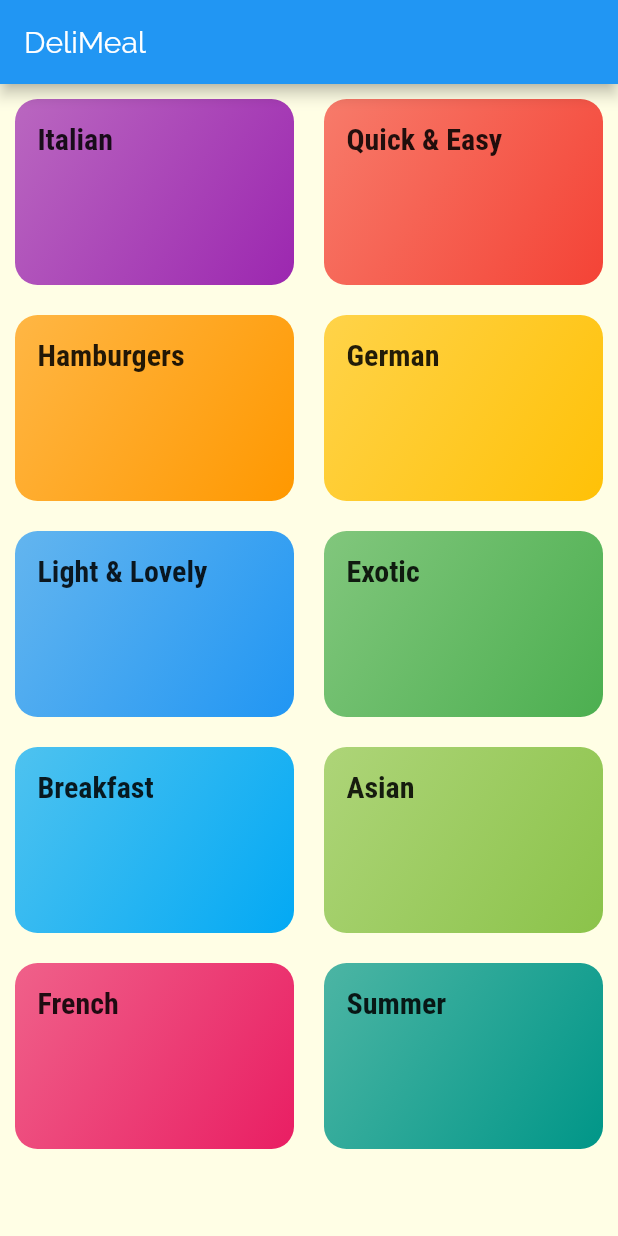
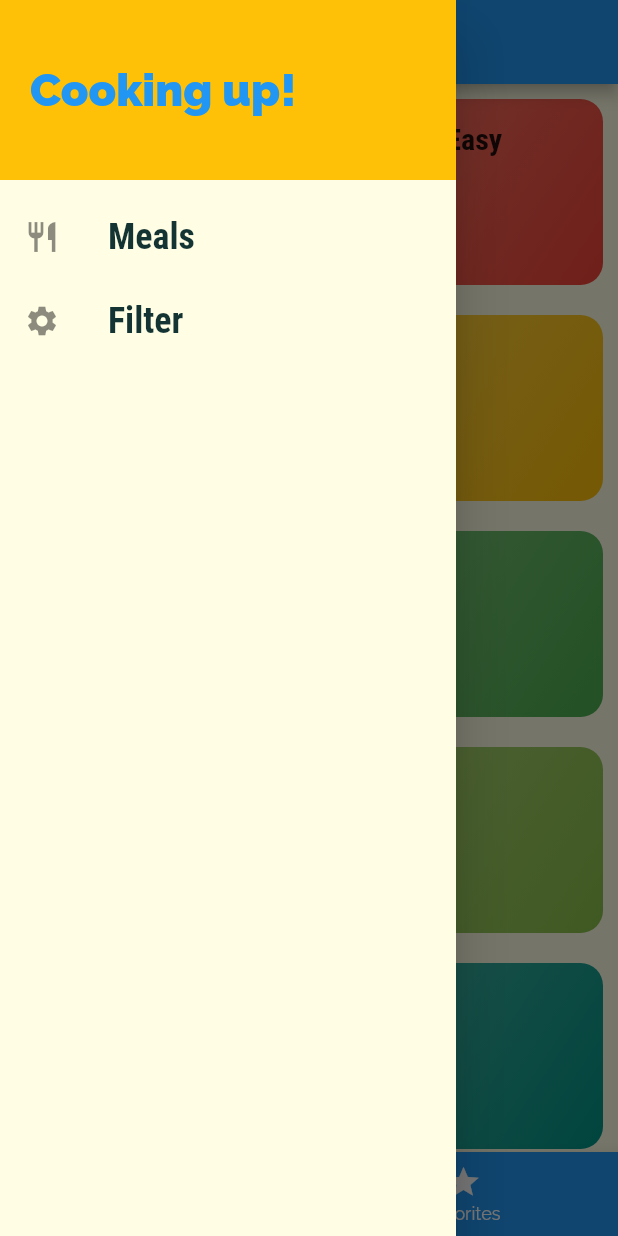
Before and after one commit to mahin1995/meal-app-udemy, a Flutter app: the screen it shows after launch, with the side drawer open (before the commit the screen has no drawer), on a phone screen of 412 x 824 dp. Run offline on Flutter 3.47's test engine with Material 2 defaults, Android fonts, the light colour scheme and no system bars.

Commit message:
from offcie pc

```diff
--- a/lib/main.dart
+++ b/lib/main.dart
@@ -1,4 +1,6 @@
 import 'package:flutter/material.dart';
+import './screen/filters_screen.dart';
+import './screen/tabs_screen.dart';
 import './screen/category_meals_screen.dart';
 
 import './screen/categories_screen.dart';
@@ -27,9 +29,10 @@ class MyApp extends StatelessWidget {
       // home: CategoriesScreen(),
       initialRoute: '/',
       routes: {
-        '/': (ctx) => CategoriesScreen(),
+        '/': (ctx) => TabsScreen(),
         CategoryMealsScreen.routeName: (ctx) => CategoryMealsScreen(),
         MealDetailScreen.routeName: (ctx) => MealDetailScreen(),
+        FilterScreen.routeName: (ctx) => FilterScreen(),
       },
       onGenerateRoute:(settings){
         // print(settings.arguments);
--- a/lib/screen/categories_screen.dart
+++ b/lib/screen/categories_screen.dart
@@ -5,11 +5,7 @@ import '../widgets/category_item.dart';
 class CategoriesScreen extends StatelessWidget {
   @override
   Widget build(BuildContext context) {
-    return Scaffold(
-      appBar: AppBar(
-        title: const Text('DeliMeal'),
-      ),
-      body: GridView(
+    return GridView(
       padding: EdgeInsets.all(10),
       children: DUMMY_CATEGORIES
           .map(
@@ -26,7 +22,6 @@ class CategoriesScreen extends StatelessWidget {
         crossAxisSpacing: 20,
         mainAxisSpacing: 20,
       ),
-      ),
     );
   }
 }
--- /dev/null
+++ b/lib/screen/tabs_screen.dart
@@ -0,0 +1,98 @@
+import 'dart:io';
+
+import 'package:flutter/material.dart';
+import '../widgets/main_drwer.dart';
+import './categories_screen.dart';
+import './favorites_screen.dart';
+
+//?its a top navigation bar
+// class TabsScreen extends StatefulWidget {
+//   const TabsScreen({Key? key}) : super(key: key);
+
+//   @override
+//   _TabsScreenState createState() => _TabsScreenState();
+// }
+
+// class _TabsScreenState extends State<TabsScreen> {
+//   @override
+//   Widget build(BuildContext context) {
+//     return DefaultTabController(
+//       length: 2,
+//       initialIndex: 0,
+//       child: Scaffold(
+//           appBar: AppBar(
+//             title: Text("Meals"),
+//             bottom: TabBar(
+//               tabs: [
+//                 Tab(
+//                   icon: Icon(Icons.category),
+//                   text: 'Categories',
+//                 ),
+//                 Tab(
+//                   icon: Icon(Icons.star),
+//                   text: 'Favourite',
+//                 ),
+//               ],
+//             ),
+//           ),
+//           body: TabBarView(
+//             children: [CategoriesScreen(), FavoritesScreen()],
+//           )),
+//     );
+//   }
+// }
+
+class TabsScreen extends StatefulWidget {
+  // const TabsScreen({Key? key}) : super(key: key);
+
+  @override
+  _TabsScreenState createState() => _TabsScreenState();
+}
+
+class _TabsScreenState extends State<TabsScreen> {
+  List<Map<String, dynamic>> _pages = [
+    {
+      'title': "Categories",
+      'page': CategoriesScreen(),
+    },
+    {'page': FavoritesScreen(), 'title': "Favorites"}
+  ];
+  int _selectedPageIndex = 0;
+  void _selectedPage(int index) {
+    print(index);
+    setState(() {
+      _selectedPageIndex = index;
+    });
+  }
+
+  @override
+  Widget build(BuildContext context) {
+    return Scaffold(
+      appBar: AppBar(
+        title: Text(_pages[_selectedPageIndex]['title'].toString()),
+      ),
+      drawer: (MainDrwer()),
+      body: _pages[_selectedPageIndex]['page'],
+      bottomNavigationBar: BottomNavigationBar(
+        onTap: _selectedPage,
+        backgroundColor: Theme.of(context).primaryColor,
+        unselectedItemColor: Colors.white,
+        selectedItemColor: Theme.of(context).accentColor,
+        currentIndex: _selectedPageIndex,
+        // selectedFontSize: ,
+        // type: BottomNavigationBarType.shifting,
+        items: [
+          BottomNavigationBarItem(
+            backgroundColor: Theme.of(context).primaryColor,
+            icon: Icon(Icons.category),
+            title: Text('Categories'),
+          ),
+          BottomNavigationBarItem(
+            icon: Icon(Icons.star),
+            title: Text('Favorites'),
+          ),
+        ],
+      ),
+    );
+  }
+}
--- /dev/null
+++ b/lib/widgets/main_drwer.dart
@@ -0,0 +1,62 @@
+import 'package:flutter/material.dart';
+import '../screen/filters_screen.dart';
+
+class MainDrwer extends StatelessWidget {
+  // const MainDrwer({Key? key}) : super(key: key);
+  Widget buildListTile(String title, IconData icon, VoidCallback tabHandaler) {
+    return ListTile(
+      onTap: tabHandaler,
+      leading: Icon(icon),
+      title: Text(
+        title,
+        style: TextStyle(
+          fontFamily: 'RobotoCondensed',
+          fontSize: 24,
+          fontWeight: FontWeight.bold,
+        ),
+      ),
+    );
+  }
+
+  @override
+  Widget build(BuildContext context) {
+    return Drawer(
+      child: Column(
+        children: [
+          Container(
+            height: 120,
+            width: double.infinity,
+            padding: EdgeInsets.all(20),
+            alignment: Alignment.centerLeft,
+            color: Theme.of(context).accentColor,
+            child: Text(
+              'Cooking up!',
+              style: TextStyle(
+                fontWeight: FontWeight.w900,
+                fontSize: 30,
+                color: Theme.of(context).primaryColor,
+              ),
+            ),
+          ),
+          SizedBox(height: 10),
+          buildListTile(
+            'Meals',
+            Icons.restaurant,
+            () {
+              // Navigator.of(context).pushNamed('/');
+              Navigator.of(context).pushReplacementNamed('/');
+            },
+          ),
+          buildListTile(
+            'Filter',
+            Icons.settings,
+            () {
+              // Navigator.of(context).pushNamed(FilterScreen.routeName);
+              Navigator.of(context).pushReplacementNamed(FilterScreen.routeName);
+            },
+          ),
+        ],
+      ),
+    );
+  }
+}
```
Also changed, not shown: lib/screen/category_meals_screen.dart (+36 -20 lines), lib/screen/favorites_screen.dart (added, +10 -0 lines), lib/screen/filters_screen.dart (added, +20 -0 lines), lib/screen/meal_detail_screen.dart (+10 -2 lines), lib/widgets/meal_item.dart (+18 -10 lines). Lines whose indentation alone changed are shown as unchanged.
